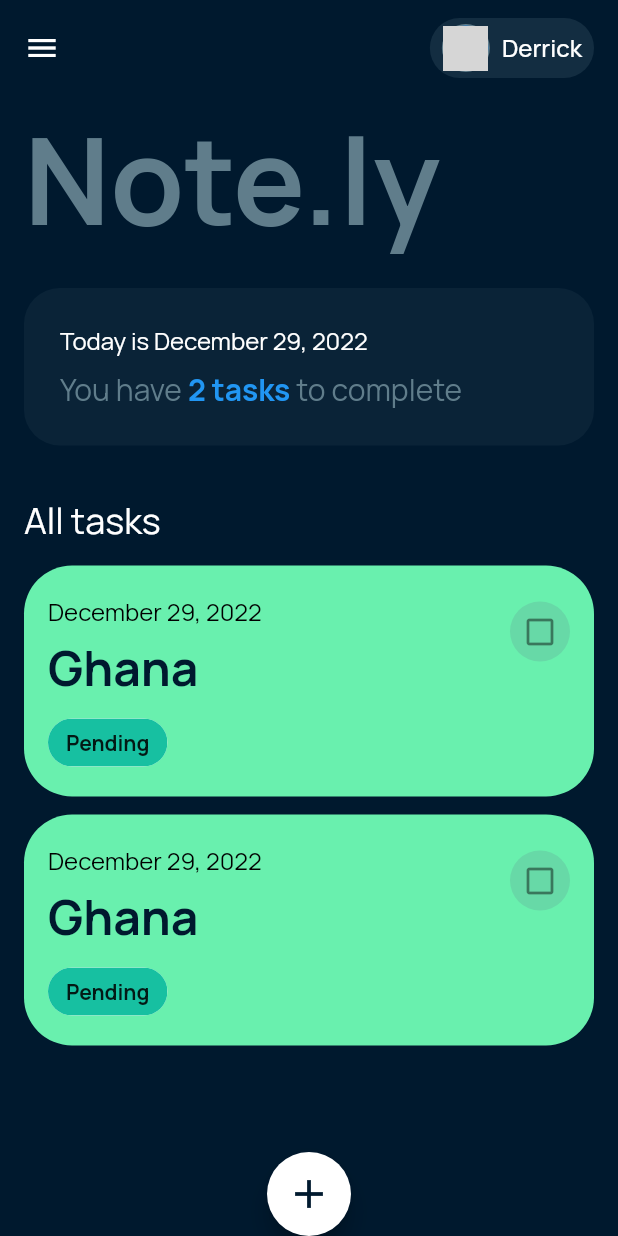
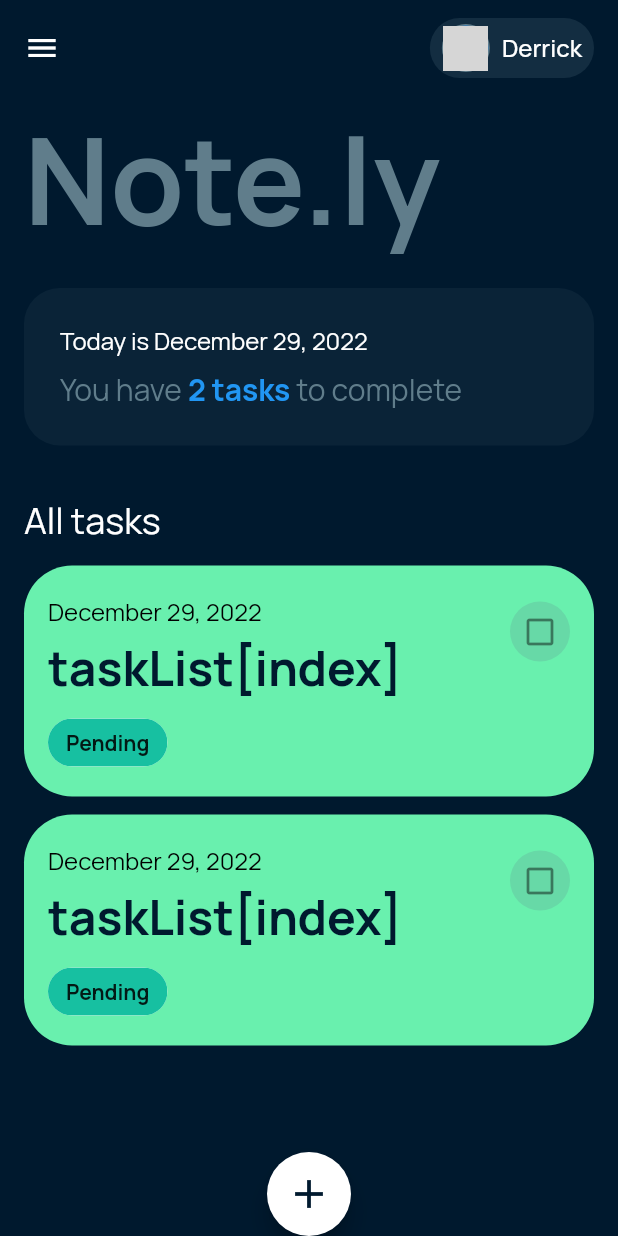
Before and after one commit to uxderrick/new_todo, a Flutter app: the screen it shows after launch, on a phone screen of 412 x 824 dp. Run offline on Flutter 3.47's test engine with Material 2 defaults, Android fonts, the phone set to English and light mode, and no system bars; our stand-ins replace google_fonts, hive, riverpod; accounts and stored records are empty; network calls fail; grey boxes are pictures that could not be loaded.

Commit message:
reverted to beginning

```diff
--- a/lib/list_card.dart
+++ b/lib/list_card.dart
@@ -55,7 +55,7 @@ class _ListCardState extends State<ListCard> {
               height: 4,
             ),
             Text(
-              'Ghana',
+              "taskList[index]",
               style: TextStyle(
                   color: isDone
                       ? const Color.fromARGB(255, 0, 25, 46)
--- a/lib/main.dart
+++ b/lib/main.dart
@@ -1,8 +1,7 @@
 import 'package:flutter/material.dart';
 import 'package:google_fonts/google_fonts.dart';
-import 'package:new_todo/todo.dart';
-import 'package:provider/provider.dart';
 import 'home.dart';
+import 'package:riverpod/riverpod.dart';
 
 void main() async {
   runApp(const MyApp());
--- a/lib/newnote.dart
+++ b/lib/newnote.dart
@@ -62,12 +62,6 @@ class _NewNoteState extends State<NewNote> {
                   onTap: () {
                     Navigator.of(context).pop();
                     taskList.add(_controller.text);
-                    // tasks.add(TaskData(
-                    //     title: _controller.text,
-                    //     date: DateFormat.yMMMMd()
-                    //         .format(DateTime.now())
-                    //         .toString()));
-                    // print('controller');
                     print(taskList);
                     print(taskList[taskList.length - 1]);
                   },
--- a/pubspec.yaml
+++ b/pubspec.yaml
@@ -40,6 +40,7 @@ dependencies:
   intl: ^0.18.0
   hive: ^3.0.0-dev
   hive_flutter: ^2.0.0-dev
+  riverpod: ^2.1.3
 
 dev_dependencies:
   flutter_test:
```
Also changed, not shown: pubspec.lock.
